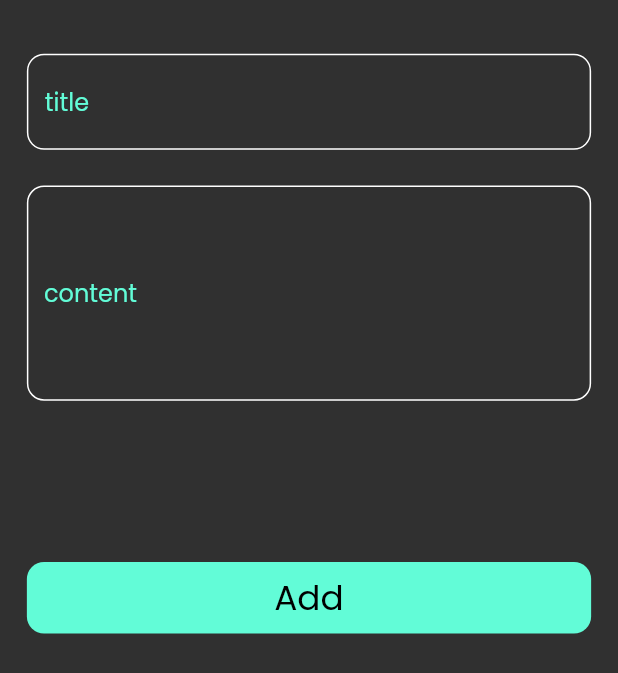
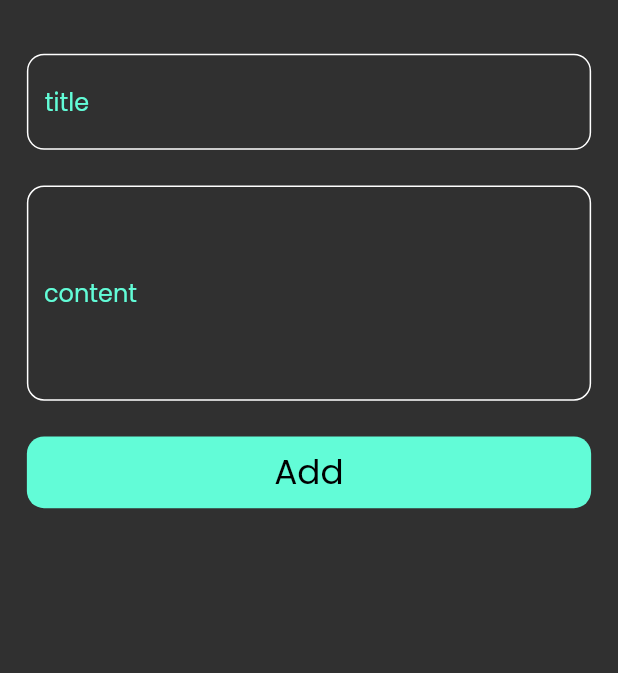
Before and after one commit to youssef-hossam/NoteApp, a Flutter app: the AddNoteBottomSheet widget shown alone on an empty page, opened directly, on a phone screen of 412 x 824 dp. Shown: the top 673 px of the screen. Run offline on Flutter 3.47's test engine with Material 2 defaults, Android fonts, the phone set to English and light mode, and no system bars; drawn by our look-alikes of modal_progress_hud_nsn; our stand-ins replace bloc, flutter_bloc, flutter_screenutil, font_awesome_flutter, hive, hive_flutter; accounts and stored records are empty.

Commit message:
change add note bottom sheet loading

```diff
--- a/lib/widgets/add_note_bottom_sheet.dart
+++ b/lib/widgets/add_note_bottom_sheet.dart
@@ -1,6 +1,5 @@
 import 'package:flutter/material.dart';
 import 'package:flutter_bloc/flutter_bloc.dart';
-import 'package:modal_progress_hud_nsn/modal_progress_hud_nsn.dart';
 import 'package:noteapp/cubits/add_note_cubit/add_note_cubit.dart';
 import 'package:noteapp/widgets/add_note_form.dart';
 
@@ -22,18 +21,17 @@ class _AddNoteBottomSheetState extends State<AddNoteBottomSheet> {
       child: BlocConsumer<AddNoteCubit, AddNoteState>(
         listener: (context, state) {
           if (state is AddNoteFaliure) {
-            print(state.errormessage.toString());
+            debugPrint(state.errormessage.toString());
           }
           if (state is AddNoteSuccess) {
             Navigator.pop(context);
           }
         },
         builder: (context, state) {
-          return ModalProgressHUD(
-            inAsyncCall: state is AddNoteLoading ? true : false,
-            child: const SingleChildScrollView(
-              child: AddNoteForm(),
-            ),
+          return SingleChildScrollView(
+            child: AbsorbPointer(
+                absorbing: state is AddNoteLoading ? true : false,
+                child: const AddNoteForm()),
           );
         },
       ),
--- a/lib/widgets/add_note_form.dart
+++ b/lib/widgets/add_note_form.dart
@@ -43,9 +43,12 @@ class _AddNoteFormState extends State<AddNoteForm> {
               },
             ),
             SizedBox(
-              height: 90.h,
+              height: 20.h,
             ),
-            CustomButton(
+            BlocBuilder<AddNoteCubit, AddNoteState>(
+              builder: (context, state) {
+                return CustomButton(
+                  isloading: state is AddNoteLoading ? true : false,
                   text: 'Add',
                   onTap: () {
                     if (formstate.currentState!.validate()) {
@@ -62,6 +65,8 @@ class _AddNoteFormState extends State<AddNoteForm> {
                       setState(() {});
                     }
                   },
+                );
+              },
             )
           ],
         ),
--- a/lib/widgets/custom_button.dart
+++ b/lib/widgets/custom_button.dart
@@ -6,11 +6,13 @@ import '../constant.dart';
 class CustomButton extends StatelessWidget {
   const CustomButton({
     super.key,
-    required this.text,
+    this.text,
     this.onTap,
+    this.isloading = false,
   });
   final Function()? onTap;
-  final String text;
+  final String? text;
+  final bool isloading;
   @override
   Widget build(BuildContext context) {
     return GestureDetector(
@@ -23,10 +25,18 @@ class CustomButton extends StatelessWidget {
           borderRadius: BorderRadius.circular(10.r),
         ),
         child: Center(
-          child: Text(
-            text,
-            style: TextStyle(color: Colors.black, fontSize: 20.sp),
-          ),
+          child: isloading
+              ? const SizedBox(
+                  height: 20,
+                  width: 20,
+                  child: CircularProgressIndicator(
+                    color: Colors.black,
+                  ),
+                )
+              : Text(
+                  text!,
+                  style: TextStyle(color: Colors.black, fontSize: 20.sp),
+                ),
         ),
       ),
     );
--- a/lib/widgets/custom_textfield.dart
+++ b/lib/widgets/custom_textfield.dart
@@ -1,5 +1,4 @@
 import 'package:flutter/material.dart';
-
 import '../constant.dart';
 import '../methods/build_border.dart';
 
```
Lines whose indentation alone changed are shown as unchanged.
